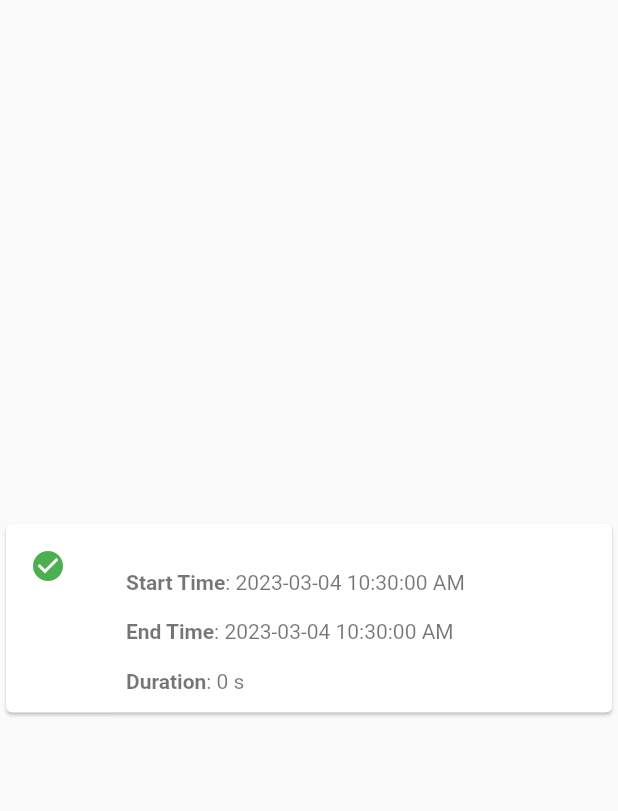
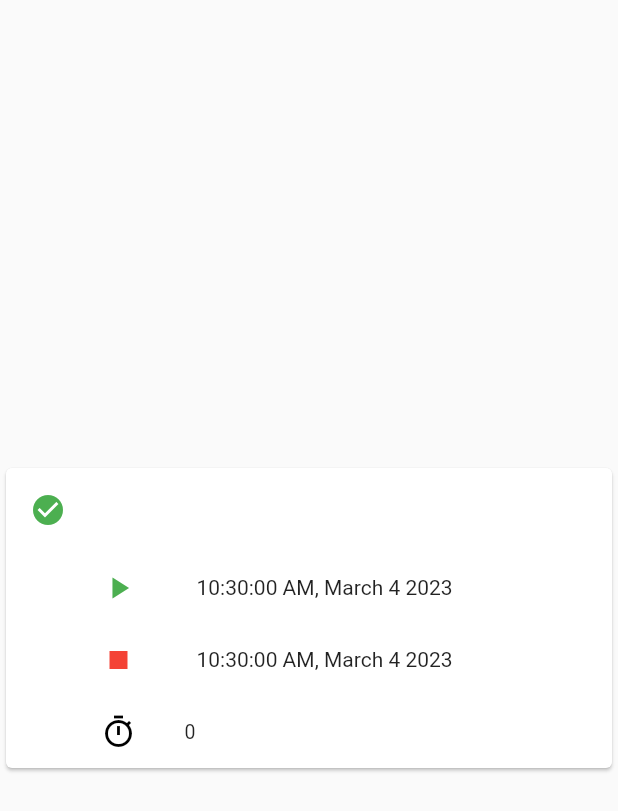
Before and after one commit to awesomedev43/myprocess, a Flutter app: the CompletedProcessCard widget shown alone on an empty page, opened directly with empty values, on a phone screen of 412 x 824 dp. Shown: the top 811 px of the screen. Run offline on Flutter 3.47's test engine with Material 2 defaults, Android fonts, the phone set to English and light mode, and no system bars; drawn by our look-alikes of flutter_html; our stand-ins replace flutter_hooks, freezed_annotation, hooks_riverpod.

Commit message:
Update completed list widget design

```diff
--- a/lib/completed_process_list_widget.dart
+++ b/lib/completed_process_list_widget.dart
@@ -33,7 +33,7 @@ class CompletedProcessCard extends StatefulWidget {
 }
 
 class _CompletedProcessCardState extends State<CompletedProcessCard> {
-  final DateFormat formatter = DateFormat('yyyy-MM-dd h:mm:ss a');
+  final DateFormat formatter = DateFormat('h:mm:ss a, MMMM 4 yyyy');
 
   @override
   Widget build(BuildContext context) {
@@ -51,23 +51,40 @@ class _CompletedProcessCardState extends State<CompletedProcessCard> {
                 color: Colors.green,
               ),
               title: Text(widget.processInstance.process.name),
-              subtitle: Column(children: [
-                Align(
-                  alignment: Alignment.centerLeft,
-                  child: Html(
-                      data:
-                          "<b>Start Time</b>: ${formatter.format(widget.processInstance.start ?? DateTime.now())}"),
+            ),
+            Padding(
+              padding: const EdgeInsets.only(left: 47),
+              child: ListView(shrinkWrap: true, children: [
+                ListTile(
+                  dense: true,
+                  leading: const Icon(
+                    Icons.play_arrow,
+                    color: Colors.green,
+                  ),
+                  title: Html(
+                      data: formatter.format(
+                          widget.processInstance.start ?? DateTime.now())),
                 ),
-                Align(
-                    alignment: Alignment.centerLeft,
-                    child: Html(
-                        data:
-                            "<b>End Time</b>: ${formatter.format(widget.processInstance.end ?? DateTime.now())}")),
-                Align(
-                    alignment: Alignment.centerLeft,
-                    child: Html(data: "<b>Duration</b>: $duration s"))
+                ListTile(
+                  dense: true,
+                  leading: const Icon(
+                    Icons.stop,
+                    color: Colors.red,
+                  ),
+                  title: Html(
+                      data: formatter.format(
+                          widget.processInstance.end ?? DateTime.now())),
+                ),
+                ListTile(
+                  dense: true,
+                  leading: const Icon(
+                    Icons.timer_sharp,
+                    color: Colors.black,
+                  ),
+                  title: Text("$duration"),
+                ),
               ]),
-            ),
+            )
           ],
         ),
       ),
```
